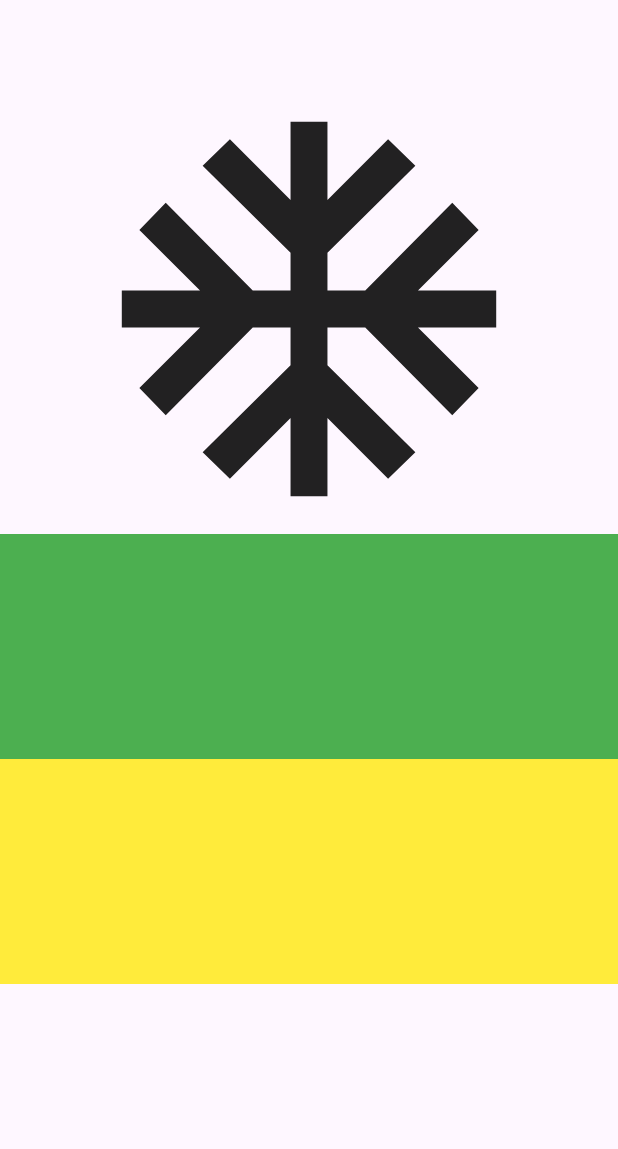
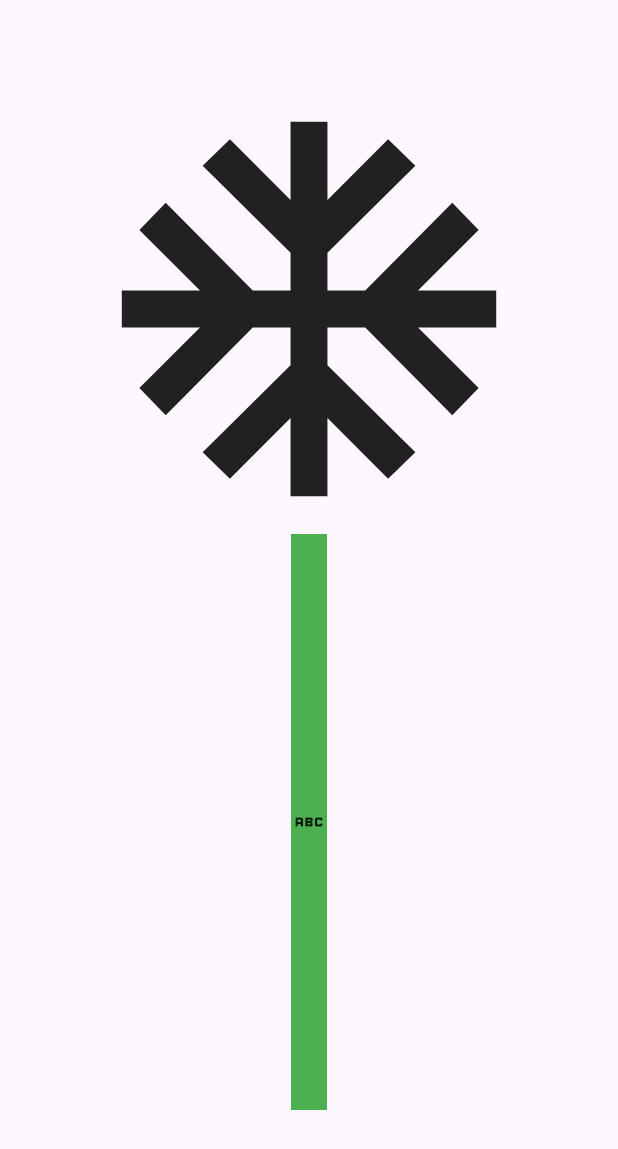
Before and after one commit to hasanhammoudah/Tools-for-crafting-responsive-UIs, a Flutter app: the screen it shows after launch, on a phone screen of 412 x 824 dp. Shown: the top 1149 px of the screen. Run offline on Flutter 3.47's test engine with Material 3 defaults, Android fonts, the phone set to English and light mode, and no system bars.

Commit message:
NEW UPDATE

```diff
--- /dev/null
+++ b/lib/fittedBox.dart
@@ -0,0 +1,38 @@
+import 'package:flutter/material.dart';
+
+class FittedBox extends StatelessWidget {
+  const FittedBox({super.key});
+
+  @override
+  Widget build(BuildContext context) {
+    return MaterialApp(
+      home: Scaffold(
+        appBar: AppBar(),
+        body: Column(
+          children: [
+            // ignore: prefer_const_constructors
+            // Flexible(
+            //   child: const FittedBox(
+            //     child: Icon(
+            //       Icons.ac_unit,
+            //       size: 300,
+            //     ),
+            //   ),
+            // ),
+            // Container(
+            //   color: Colors.black12,
+            // ),
+            // Expanded(
+            //   child: Container(
+            //     height: 150,
+            //     color: Colors.green,
+            //     child: const FittedBox(
+            //         fit: BoxFit.scaleDown, child: Icon(Icons.abc)),
+            //   ),
+            // ),
+          ],
+        ),
+      ),
+    );
+  }
+}
--- a/lib/main.dart
+++ b/lib/main.dart
@@ -14,20 +14,25 @@ class Responsive extends StatelessWidget {
         appBar: AppBar(),
         body: Column(
           children: [
-            const Icon(
-              Icons.ac_unit,
-              size: 300,
+            // ignore: prefer_const_constructors
+            Flexible(
+              child: const FittedBox(
+                child: Icon(
+                  Icons.ac_unit,
+                  size: 300,
+                ),
+              ),
             ),
             Container(
               color: Colors.black12,
             ),
-            Container(
-              height: 150,
-              color: Colors.green,
-            ),
-            Container(
-              height: 150,
-              color: Colors.yellow,
+            Expanded(
+              child: Container(
+                height: 150,
+                color: Colors.green,
+                child: const FittedBox(
+                    fit: BoxFit.scaleDown, child: Icon(Icons.abc)),
+              ),
             ),
           ],
         ),
```
Also changed, not shown: lib/Expanded.dart (+0 -10 lines), lib/flexible_widget.dart (+35 -0 lines).
